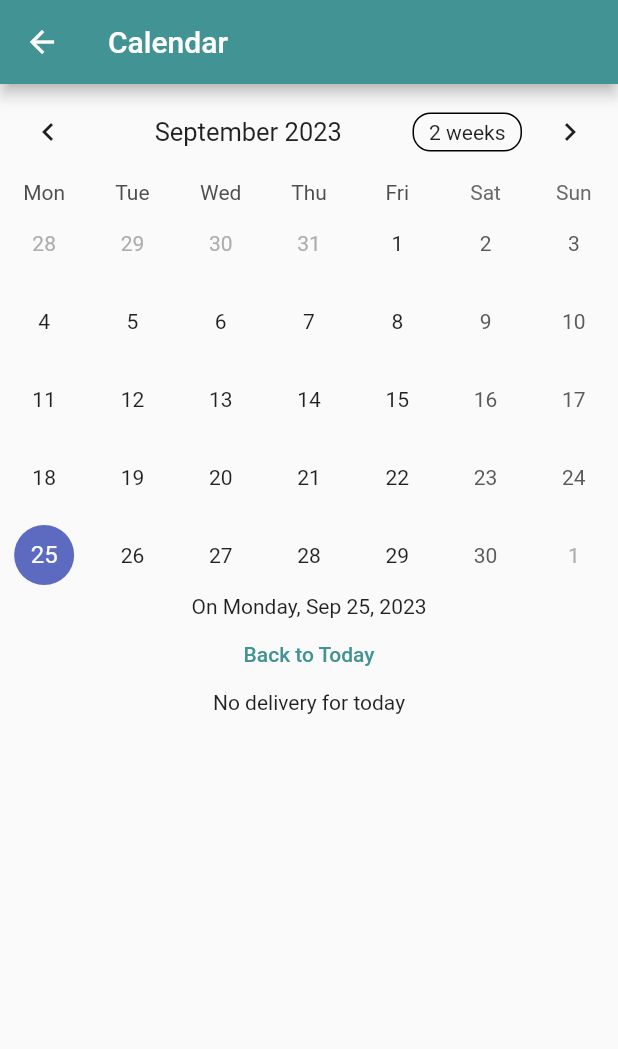
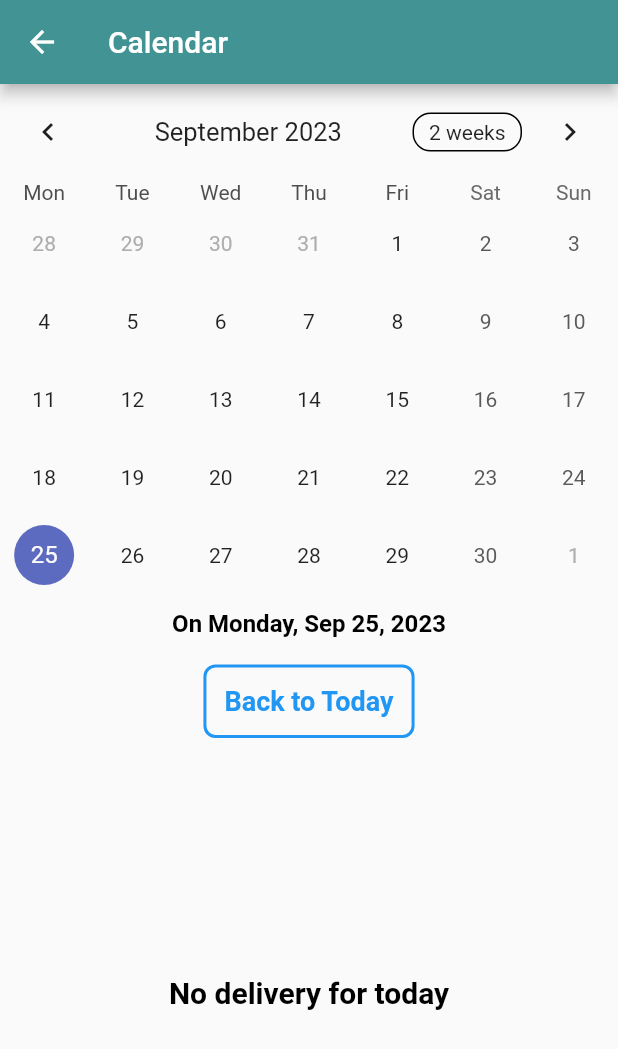
Before and after one commit to Diagora-EIP/mobile, a Flutter app: the CalendarPage screen opened directly, on a phone screen of 412 x 824 dp. Shown: the top 1049 px of the screen. Run offline on Flutter 3.47's test engine with Material 2 defaults, Android fonts, the phone set to English and light mode, and no system bars; drawn by our look-alikes of table_calendar; our stand-ins replace firebase_analytics, firebase_core, firebase_crashlytics, flutter_map, image_picker, latlong2 and 2 more; missing offline and left inert: firebase_performance; accounts and stored records are empty; network calls fail; statements that could not run were skipped.

Commit message:
feat(srpint2): profile | calendar | map
reset password [for logged-in users] | style on the calendar page | map error handling if no traj

```diff
--- a/lib/views/auth/password_forgotten_view.dart
+++ b/lib/views/auth/password_forgotten_view.dart
@@ -55,7 +55,7 @@ class _PasswordForgottenViewState extends State<PasswordForgottenView> {
                 onPressed: () async {
                   if (_formKey.currentState!.validate()) {
                     _formKey.currentState!.save();
-                    bool returnValue = false;
+                    bool returnValue = await _api.resetPasswordWithToken(_email, "password");
                     if (returnValue) {
                       // ignore: use_build_context_synchronously
                       Navigator.pushAndRemoveUntil(
--- a/lib/views/home/calendar/calendar.dart
+++ b/lib/views/home/calendar/calendar.dart
@@ -136,7 +136,17 @@ class _CalendarPageState extends State<CalendarPage> {
             },
             onDaySelected: _onDaySelected,
           ),
-          Text("On ${DateFormat('EEEE, MMM d, yyyy').format(today)}"),
+          Container(
+            margin: const EdgeInsets.only(top: 10.0, bottom: 10.0),
+            child: Text(
+              "On ${DateFormat('EEEE, MMM d, yyyy').format(today)}",
+              style: const TextStyle(
+                fontSize: 16,
+                color: Colors.black,
+                fontWeight: FontWeight.bold,
+              ),
+            ),
+          ),
           TextButton(
             onPressed: () => {
               setState(() {
@@ -144,12 +154,39 @@ class _CalendarPageState extends State<CalendarPage> {
                 _onDaySelected(today, today);
               })
             },
-              child: const Text("Back to Today")),
+            child: Container(
+              padding: const EdgeInsets.all(12.0),
+              decoration: BoxDecoration(
+                border: Border.all(
+                  color: Colors.blue,
+                  width: 2,
+                ),
+                borderRadius: BorderRadius.circular(8.0),
+              ),
+              child: const Text(
+                "Back to Today",
+                style: TextStyle(
+                  fontSize: 18,
+                  color: Colors.blue,
+                  fontWeight: FontWeight.bold,
+                ),
+              ),
+            ),
+          ),
           Expanded(
               child: deliveryToday
                   ? MyListWidget(items: calendarList, today: today)
-                : const Text("No delivery for today"),
-          )
+                  : const Center(
+                      child: Text(
+                        "No delivery for today",
+                        style: TextStyle(
+                          fontSize: 20,
+                          color: Color.fromARGB(255, 0, 0, 0),
+                          fontWeight: FontWeight.bold,
+                        ),
+                        textAlign: TextAlign.center,
+                      ),
+                    ))
         ],
       ),
     );
--- a/lib/views/home/home.dart
+++ b/lib/views/home/home.dart
@@ -49,7 +49,11 @@ class _HomeViewState extends State<HomeView> {
   }
 
   Future<int> fetchNbDeliveryToday() async {
-    return _api.nbDeliveryToday(todayStart, todayEnd, userData['user_id']);
+    int nbDeliv = await _api.nbDeliveryToday(todayStart, todayEnd, userData['user_id']);
+    if (nbDeliv == -1) {
+      nbDeliv = 0;
+    }
+    return nbDeliv;
   }
 
   @override
--- a/lib/views/home/map/map.dart
+++ b/lib/views/home/map/map.dart
@@ -92,6 +92,9 @@ class _MapPageState extends State<MapPage> {
         _api.mapValues(todayStart, todayEnd, userId);
 
     allTodaysTrajValues.then((response) {
+      if (response == 'false') {
+        return;
+      }
       List<dynamic> responseData = json.decode(response);
 
       // CHECK OUT LIGNE 65: dynamic traj = responseData[i]['path'][0]['path']; -> [0] MIGHT NEED TO BE IN A LOOP TO GET ALL THE TRAJ OF THE DAY AND NOT JUST THE FIRST ONE
--- a/lib/views/wrapper/wrapper_view.dart
+++ b/lib/views/wrapper/wrapper_view.dart
@@ -7,7 +7,7 @@ import 'package:diagora/views/home/home.dart';
 import 'package:diagora/views/auth/register_view.dart';
 import 'package:diagora/views/admin/admin_view.dart';
 import 'package:diagora/views/manage/manage_view.dart';
-import 'package:diagora/views/home/profile/profile_view.dart';
+import 'package:diagora/views/profile/profile_view.dart';
 import 'package:diagora/views/settings/settings_view.dart';
 
 class WrapperView extends StatefulWidget {
```
Also changed, not shown: lib/services/api_service.dart (+57 -12 lines), lib/views/profile/change_password.dart (renamed from lib/views/home/profile/change_password.dart, +29 -8 lines), lib/views/profile/profile_view.dart (renamed from lib/views/home/profile/profile_view.dart, +69 -11 lines), lib/views/home/bottom_bar.dart (deleted). Lines whose indentation alone changed are shown as unchanged.
